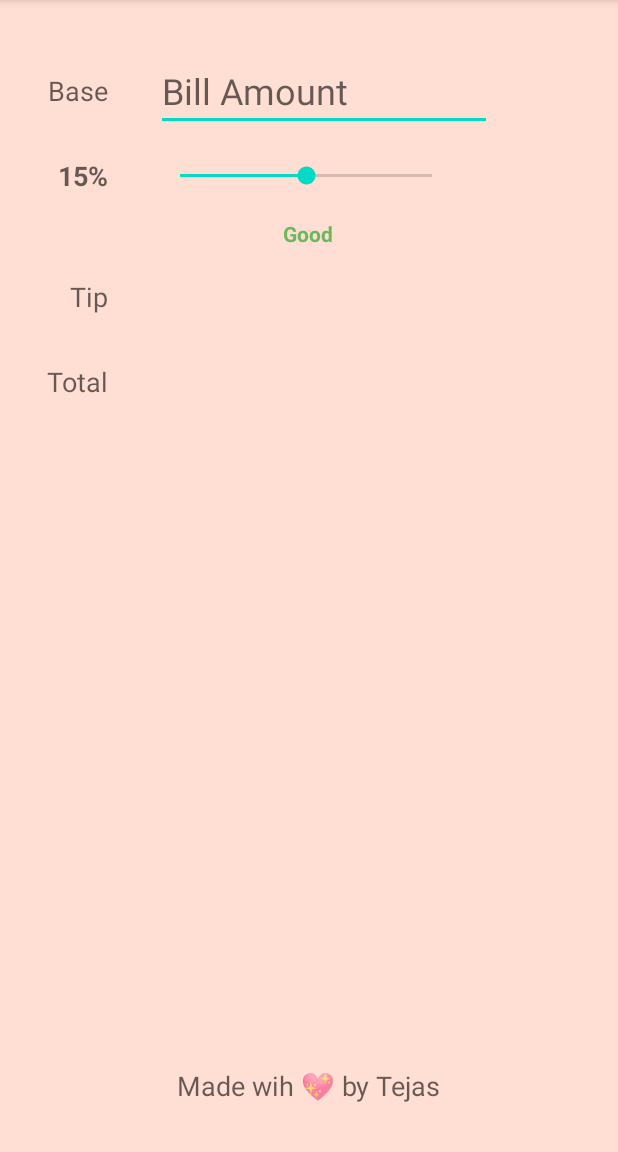
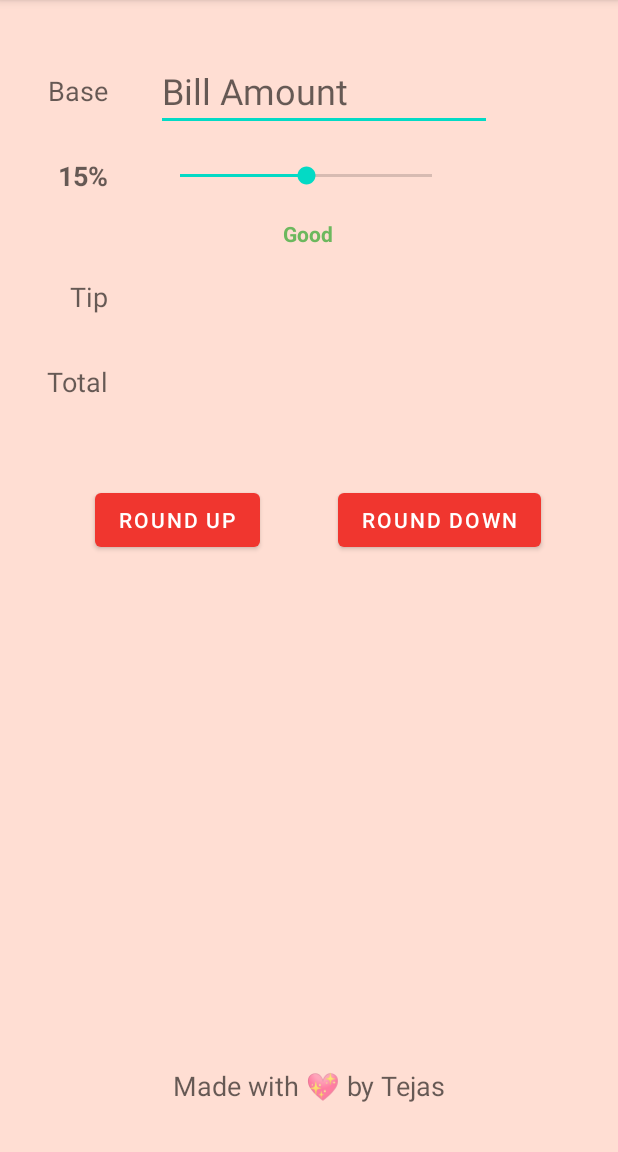
Before and after one commit to tejas558/Tippy, an Android app: the screen it shows after launch (MainActivity), on a phone screen of 412 x 824 dp, the part 84-1236 px from its top. Run offline under Robolectric (Android 15) with nearby library versions, the phone set to English and light mode, and no system bars.

Commit message:
app state

```diff
--- a/app/src/main/java/com/example/tippy/MainActivity.kt
+++ b/app/src/main/java/com/example/tippy/MainActivity.kt
@@ -7,10 +7,13 @@ import android.os.Bundle
 import android.text.Editable
 import android.text.TextWatcher
 import android.util.Log
+import android.widget.Button
 import android.widget.EditText
 import android.widget.SeekBar
 import android.widget.TextView
 import androidx.core.content.ContextCompat
+import kotlin.math.ceil
+import kotlin.math.floor
 
 private const val TAG = "MainActivity"
 private const val INITIAL_TIP_PERCENT = 15
@@ -21,7 +24,9 @@ class MainActivity : AppCompatActivity() {
     private lateinit var tvTipPercentLabel: TextView
     private lateinit var tvTipAmount: TextView
     private lateinit var tvTotalAmount: TextView
-    private lateinit var tvTipDescription: TextView;
+    private lateinit var tvTipDescription: TextView
+    private lateinit var bnRoundUp: Button
+    private lateinit var bnRoundDown: Button
 
     override fun onCreate(savedInstanceState: Bundle?) {
         super.onCreate(savedInstanceState)
@@ -33,6 +38,8 @@ class MainActivity : AppCompatActivity() {
         tvTipAmount = findViewById(R.id.tvTipAmount)
         tvTotalAmount = findViewById(R.id.tvTotalAmount)
         tvTipDescription = findViewById(R.id.tvTipDescription)
+        bnRoundUp = findViewById(R.id.bnRoundUp)
+        bnRoundDown = findViewById(R.id.bnRoundDown)
 
         seekBarTip.progress = INITIAL_TIP_PERCENT
         tvTipPercentLabel.text = "$INITIAL_TIP_PERCENT%"
@@ -62,6 +69,34 @@ class MainActivity : AppCompatActivity() {
             }
 
         })
+
+        bnRoundUp.setOnClickListener{
+            roundUp()
+        }
+
+        bnRoundDown.setOnClickListener{
+            roundDown()
+        }
+    }
+
+    private fun roundDown() {
+        var tipAmount = tvTipAmount.text.toString().toDouble()
+        var totalAmount = tvTotalAmount.text.toString().toDouble()
+        tipAmount -= totalAmount - floor(totalAmount)
+        totalAmount = floor(totalAmount)
+        seekBarTip.progress = (tipAmount / totalAmount * 100).toInt()
+        tvTipAmount.text = "%.2f".format(tipAmount)
+        tvTotalAmount.text = "%.2f".format(totalAmount)
+    }
+
+    private fun roundUp() {
+        var tipAmount = tvTipAmount.text.toString().toDouble()
+        var totalAmount = tvTotalAmount.text.toString().toDouble()
+        tipAmount += ceil(totalAmount) - totalAmount
+        totalAmount = ceil(totalAmount)
+        seekBarTip.progress = (tipAmount / totalAmount * 100).toInt()
+        tvTipAmount.text = "%.2f".format(tipAmount)
+        tvTotalAmount.text = "%.2f".format(totalAmount)
     }
 
     private fun updateTipDescription(p1: Int) {
--- a/app/src/main/res/layout/activity_main.xml
+++ b/app/src/main/res/layout/activity_main.xml
@@ -99,7 +99,7 @@
         android:layout_width="wrap_content"
         android:layout_height="wrap_content"
         android:layout_marginBottom="32dp"
-        android:text="Made wih 💖 by Tejas"
+        android:text="Made with 💖 by Tejas"
         android:textAppearance="@style/TextAppearance.AppCompat.Medium"
         app:layout_constraintBottom_toBottomOf="parent"
         app:layout_constraintEnd_toEndOf="parent"
@@ -116,4 +116,25 @@
         app:layout_constraintStart_toStartOf="@+id/seekBarTip"
         app:layout_constraintTop_toBottomOf="@+id/seekBarTip"
         tools:text="Acceptable" />
+
+    <Button
+        android:id="@+id/bnRoundUp"
+        android:layout_width="wrap_content"
+        android:layout_height="wrap_content"
+        android:layout_marginTop="56dp"
+        android:text="round up"
+        app:layout_constraintEnd_toEndOf="parent"
+        app:layout_constraintHorizontal_bias="0.209"
+        app:layout_constraintStart_toStartOf="parent"
+        app:layout_constraintTop_toBottomOf="@+id/tvTotalLabel" />
+
+    <Button
+        android:id="@+id/bnRoundDown"
+        android:layout_width="wrap_content"
+        android:layout_height="wrap_content"
+        android:text="round down"
+        app:layout_constraintBottom_toBottomOf="@+id/bnRoundUp"
+        app:layout_constraintEnd_toEndOf="parent"
+        app:layout_constraintStart_toEndOf="@+id/bnRoundUp"
+        app:layout_constraintTop_toTopOf="@+id/bnRoundUp" />
 </androidx.constraintlayout.widget.ConstraintLayout>
```
